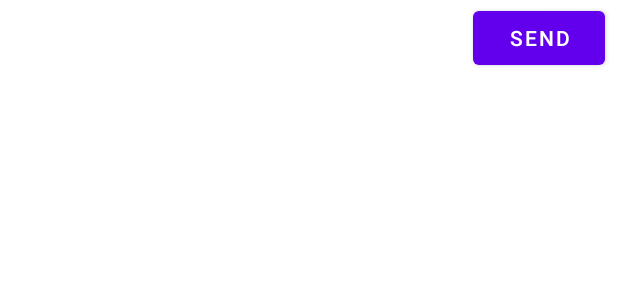
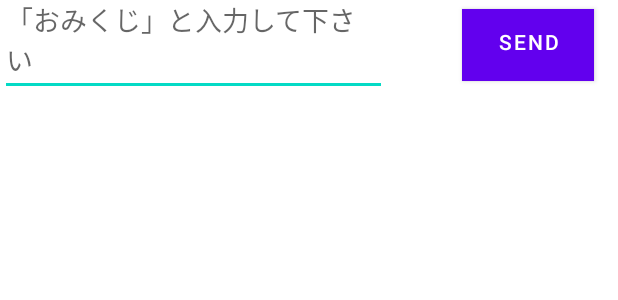
Before and after one commit to KeyHaru0225/Fortune_app3, an Android app: the layout activity_main.xml on its own in the app's theme, with its tools: preview values and no code run, on a phone screen of 412 x 824 dp. Shown: the top 300 px of the screen. Run offline under Robolectric (Android 15) with nearby library versions, the phone set to English and light mode, and no system bars.

Commit message:
一通りは終了。 テストをするのみ。

```diff
--- a/app/src/main/res/layout/activity_main.xml
+++ b/app/src/main/res/layout/activity_main.xml
@@ -1,16 +1,29 @@
 <?xml version="1.0" encoding="utf-8"?>
 <LinearLayout xmlns:android="http://schemas.android.com/apk/res/android"
     xmlns:tools="http://schemas.android.com/tools"
-    android:orientation="vertical"
+    android:orientation="horizontal"
     android:layout_width="match_parent"
     android:layout_height="match_parent">
+
+    <EditText
+        android:id="@+id/user_message"
+        android:layout_width="258dp"
+        android:layout_height="wrap_content"
+        android:layout_marginTop="0dp"
+        android:layout_marginRight="0dp"
+        android:paddingTop="0dp"
+        android:text=""
+        android:hint="「おみくじ」と入力して下さい"/>
 
     <Button
         android:id="@+id/send_message"
         android:layout_width="wrap_content"
         android:layout_height="wrap_content"
-        android:layout_marginTop="1dp"
-        android:layout_marginLeft="315dp"
-        android:layout_marginRight="8dp"
+        android:layout_marginLeft="50dp"
+        android:layout_marginTop="0dp"
+        android:layout_marginRight="0dp"
+        android:background="#696969"
+        android:paddingTop="0dp"
         android:text="SEND" />
+
 </LinearLayout>
```
Also changed, not shown: app/src/main/java/to/msn/wings/fortune_app3/MainActivity.java (+55 -5 lines).
